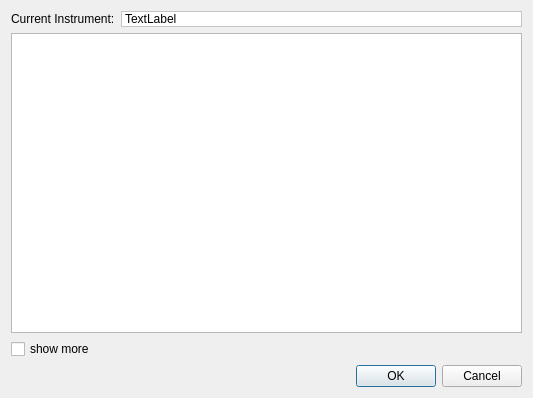
This is mscore/mscore/selectinstr.ui in musescore/musescore-old as Qt 5 draws it before an edit. The edited form follows.
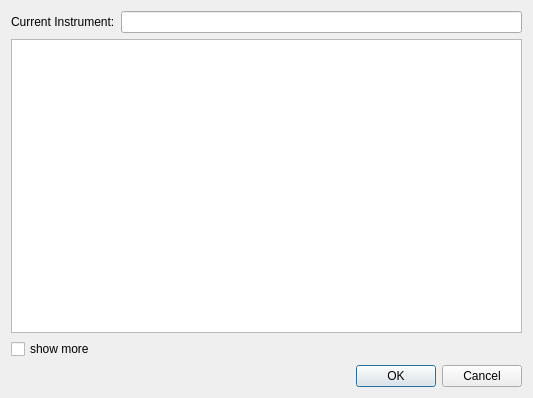
This is the edited form.

What changed in the file:
```diff
--- a/mscore/mscore/selectinstr.ui
+++ b/mscore/mscore/selectinstr.ui
@@ -30,92 +30,10 @@
       </widget>
      </item>
      <item>
-      <widget class="QLabel" name="currentInstrument">
-       <property name="sizePolicy">
-        <sizepolicy hsizetype="Expanding" vsizetype="Preferred">
-         <horstretch>0</horstretch>
-         <verstretch>0</verstretch>
-        </sizepolicy>
-       </property>
-       <property name="palette">
-        <palette>
-         <active>
-          <colorrole role="Base">
-           <brush brushstyle="SolidPattern">
-            <color alpha="255">
-             <red>255</red>
-             <green>255</green>
-             <blue>255</blue>
-            </color>
-           </brush>
-          </colorrole>
-          <colorrole role="Window">
-           <brush brushstyle="SolidPattern">
-            <color alpha="255">
-             <red>255</red>
-             <green>255</green>
-             <blue>255</blue>
-            </color>
-           </brush>
-          </colorrole>
-         </active>
-         <inactive>
-          <colorrole role="Base">
-           <brush brushstyle="SolidPattern">
-            <color alpha="255">
-             <red>255</red>
-             <green>255</green>
-             <blue>255</blue>
-            </color>
-           </brush>
-          </colorrole>
-          <colorrole role="Window">
-           <brush brushstyle="SolidPattern">
-            <color alpha="255">
-             <red>255</red>
-             <green>255</green>
-             <blue>255</blue>
-            </color>
-           </brush>
-          </colorrole>
-         </inactive>
-         <disabled>
-          <colorrole role="Base">
-           <brush brushstyle="SolidPattern">
-            <color alpha="255">
-             <red>255</red>
-             <green>255</green>
-             <blue>255</blue>
-            </color>
-           </brush>
-          </colorrole>
-          <colorrole role="Window">
-           <brush brushstyle="SolidPattern">
-            <color alpha="255">
-             <red>255</red>
-             <green>255</green>
-             <blue>255</blue>
-            </color>
-           </brush>
-          </colorrole>
-         </disabled>
-        </palette>
-       </property>
-       <property name="autoFillBackground">
+      <widget class="QLineEdit" name="currentInstrument">
+       <property name="readOnly">
         <bool>true</bool>
        </property>
-       <property name="frameShape">
-        <enum>QFrame::StyledPanel</enum>
-       </property>
-       <property name="frameShadow">
-        <enum>QFrame::Plain</enum>
-       </property>
-       <property name="midLineWidth">
-        <number>1</number>
-       </property>
-       <property name="text">
-        <string>TextLabel</string>
-       </property>
       </widget>
      </item>
     </layout>
```
